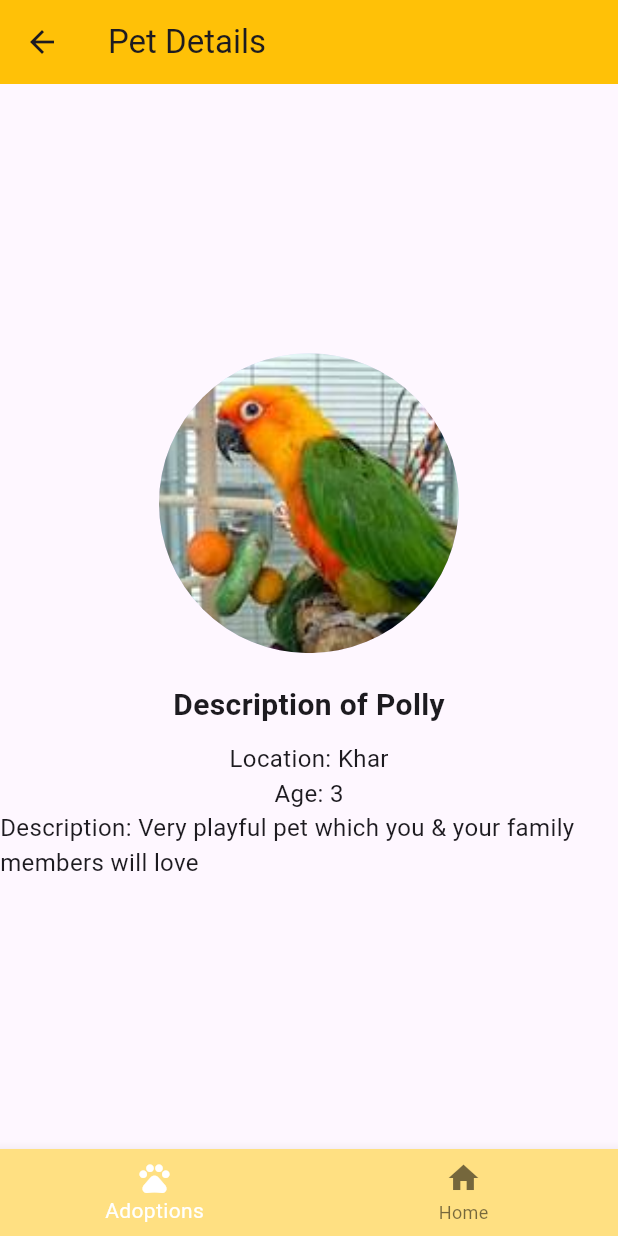
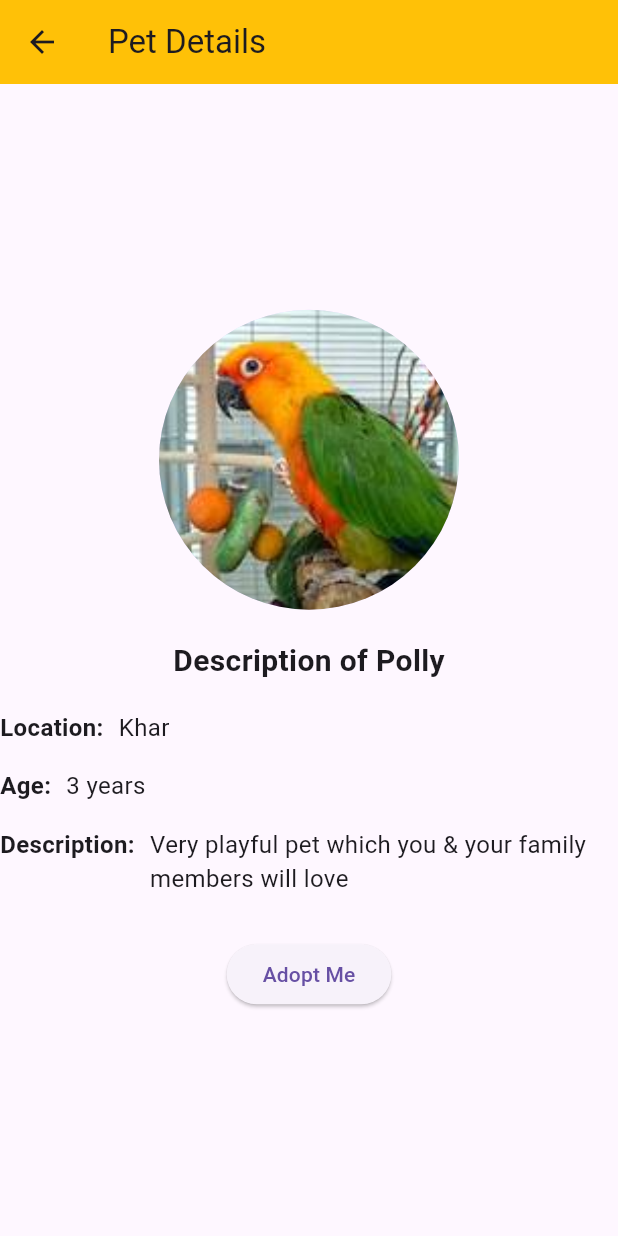
Before and after one commit to lhaseatharva/PetSync, a Flutter app: the screen it shows after launch, after a tap on "Dog", after a tap on "Parrot", after a tap on "Polly", on a phone screen of 412 x 824 dp. Run offline on Flutter 3.47's test engine with Material 3 defaults, Android fonts, the phone set to English and light mode, and no system bars.

```diff
--- a/lib/Pet.dart
+++ b/lib/Pet.dart
@@ -4,10 +4,13 @@ class Pet {
   final int age;
   final String description;
 
+  bool adopted;
+
   Pet({
     required this.name,
     required this.location,
     required this.age,
     required this.description,
+    required this.adopted
   });
 }
--- a/lib/detailsPage.dart
+++ b/lib/detailsPage.dart
@@ -1,35 +1,24 @@
 import 'package:flutter/material.dart';
-import 'package:petsync/Pet.dart'; // Import the Pet class from the correct location
-import 'package:petsync/historyPage.dart';
-import 'package:petsync/home.dart';
+import 'package:petsync/Pet.dart';
 import 'package:petsync/pets_data.dart';
 
 class DetailsPage extends StatefulWidget {
-  const DetailsPage({Key? key, required this.petName}) : super(key: key);
+  const DetailsPage({Key? key, required this.petName, required this.onAdopted}) : super(key: key);
 
   final String petName;
+  final Function(String, bool) onAdopted;
 
   @override
-  _DetailsPageState createState() => _DetailsPageState();
+  State<DetailsPage> createState() => _DetailsPageState();
 }
 
 class _DetailsPageState extends State<DetailsPage> {
-  late Pet pet; // Declare pet as late to be initialized later
-
-  int _selectedIndex = 0;
+  Pet? _pet;
 
   @override
   void initState() {
     super.initState();
-    // Initialize the pet object based on its name
-    pet = _findPet(widget.petName);
-  }
-
-  // Method to find the pet based on its name
-  Pet _findPet(String petName) {
-    // Example implementation; replace it with your logic to find the pet object
-    // based on its name from the list of pets
-    return pets.firstWhere((pet) => pet.name == petName);
+    _pet = _findPet(widget.petName);
   }
 
   @override
@@ -65,64 +54,61 @@ class _DetailsPageState extends State<DetailsPage> {
                 ),
               ),
               const SizedBox(height: 10),
-              Text(
-                'Location: ${pet.location}', // Access the pet's location property
-                style: const TextStyle(
-                  fontSize: 16,
-                ),
-              ),
-              Text(
-                'Age: ${pet.age}', // Access the pet's age property
-                style: const TextStyle(
-                  fontSize: 16,
-                ),
-              ),
-              Text(
-                'Description: ${pet.description}', // Access the pet's vaccination status property
-                style: const TextStyle(
-                  fontSize: 16,
-                ),
+              _buildDetailRow('Location:', _pet!.location),
+              _buildDetailRow('Age:', '${_pet!.age} years'),
+              _buildDetailRow('Description:', _pet!.description),
+              const SizedBox(height: 20),
+              ElevatedButton(
+                onPressed: () {
+                  _adoptPet(context);
+                },
+                child: const Text('Adopt Me'),
               ),
             ],
           ),
         ),
       ),
-      bottomNavigationBar: BottomNavigationBar(
-        backgroundColor: Colors.amber.shade200,
-        items: const <BottomNavigationBarItem>[
-          BottomNavigationBarItem(
-            icon: Icon(Icons.pets),
-            label: 'Adoptions',
+    );
+  }
+
+  Widget _buildDetailRow(String title, String value) {
+    return Padding(
+      padding: const EdgeInsets.symmetric(vertical: 8.0),
+      child: Row(
+        mainAxisAlignment: MainAxisAlignment.start,
+        crossAxisAlignment: CrossAxisAlignment.start,
+        children: [
+          Text(
+            title,
+            style: const TextStyle(
+              fontSize: 16,
+              fontWeight: FontWeight.bold,
+            ),
           ),
-          BottomNavigationBarItem(
-            icon: Icon(Icons.home),
-            label: 'Home',
+          const SizedBox(width: 10),
+          Expanded(
+            child: Text(
+              value,
+              style: const TextStyle(fontSize: 16),
+            ),
           ),
         ],
-        currentIndex: _selectedIndex,
-        selectedItemColor: Colors.white,
-        onTap: _onItemTapped,
       ),
     );
   }
 
-  void _onItemTapped(int index) {
-    setState(() {
-      _selectedIndex = index;
-      switch (index) {
-        case 0:
-          Navigator.pushReplacement(
-            context,
-            MaterialPageRoute(builder: (context) => const HistoryPage()),
-          );
-          break;
-        case 1:
-          Navigator.pushReplacement(
-            context,
-            MaterialPageRoute(builder: (context) => const HomePage()),
-          );
-          break;
-      }
-    });
+  Pet _findPet(String petName) {
+    return pets.firstWhere((pet) => pet.name == petName);
+  }
+
+  void _adoptPet(BuildContext context) {
+    // Mark the pet as adopted
+    _pet!.adopted = true;
+
+    // Notify the home page that the pet has been adopted
+    widget.onAdopted(widget.petName, true);
+
+    // Navigate back to the home page
+    Navigator.pop(context);
   }
 }
--- a/lib/home.dart
+++ b/lib/home.dart
@@ -1,4 +1,3 @@
-// HomePage
 import 'package:flutter/material.dart';
 import 'package:petsync/detailsPage.dart';
 import 'package:petsync/historyPage.dart';
@@ -18,7 +17,20 @@ class _HomePageState extends State<HomePage> {
     // Add more categories as needed
   };
 
+  late Map<String, bool> adoptedPets;
   int _selectedIndex = 0;
+
+  @override
+  void initState() {
+    super.initState();
+    // Initialize the adoptedPets map with all pets set to false (not adopted)
+    adoptedPets = {};
+    petCategories.values.forEach((petList) {
+      petList.forEach((petName) {
+        adoptedPets[petName] = false;
+      });
+    });
+  }
 
   @override
   Widget build(BuildContext context) {
@@ -51,7 +63,8 @@ class _HomePageState extends State<HomePage> {
               itemCount: petCategories.values.elementAt(_selectedIndex).length,
               itemBuilder: (context, index) {
                 final petName = petCategories.values.elementAt(_selectedIndex)[index];
-                return _buildPetCard(petName);
+                final isAdopted = adoptedPets[petName] ?? false;
+                return _buildPetCard(petName, isAdopted);
               },
             ),
           ),
@@ -69,14 +82,9 @@ class _HomePageState extends State<HomePage> {
     );
   }
 
-  Widget _buildPetCard(String petName) {
+  Widget _buildPetCard(String petName, bool isAdopted) {
     return InkWell(
-      onTap: () {
-        Navigator.push(
-          context,
-          MaterialPageRoute(builder: (context) => DetailsPage(petName: petName)),
-        );
-      },
+      onTap: isAdopted ? null : () => _navigateToDetailsPage(petName),
       child: Hero(
         tag: petName,
         child: Card(
@@ -84,7 +92,8 @@ class _HomePageState extends State<HomePage> {
           shape: RoundedRectangleBorder(
             borderRadius: BorderRadius.circular(16.0),
           ),
-          elevation: 4.0,
+          elevation: isAdopted ? 0.0 : 4.0, // Set elevation to 0 if pet is adopted
+          color: isAdopted ? Colors.grey : null, // Grey out the card if pet is adopted
           child: Padding(
             padding: const EdgeInsets.all(8.0),
             child: Row(
@@ -110,4 +119,17 @@ class _HomePageState extends State<HomePage> {
       ),
     );
   }
+
+  void _navigateToDetailsPage(String petName) {
+    Navigator.push(
+      context,
+      MaterialPageRoute(builder: (context) => DetailsPage(petName: petName, onAdopted: _updateAdoptedStatus)),
+    );
+  }
+
+  void _updateAdoptedStatus(String petName, bool isAdopted) {
+    setState(() {
+      adoptedPets[petName] = isAdopted;
+    });
+  }
 }
--- a/lib/pets_data.dart
+++ b/lib/pets_data.dart
@@ -1,14 +1,14 @@
 import 'package:petsync/Pet.dart';
 
 List<Pet> pets = [
-  Pet(name: 'Fluffy', location: 'Navi Mumbai', age: 2, description:'Very playful pet which you & your family members will love' ),
-  Pet(name: 'Whiskers', location: 'Borivali', age: 3, description:'Very playful pet which you & your family members will love' ),
-  Pet(name: 'Mittens', location: 'Pune', age: 1, description: 'Very playful pet which you & your family members will love'),
-  Pet(name: 'Fido', location: 'Saki Naka', age: 1, description: 'Very playful pet which you & your family members will love'),
-  Pet(name: 'Rex', location: 'Ghatkopar', age: 2, description: 'Very playful pet which you & your family members will love'),
-  Pet(name: 'Buddy', location: 'Bandra', age: 3, description: 'Very playful pet which you & your family members will love'),
-  Pet(name: 'Polly', location: 'Khar', age: 3, description: 'Very playful pet which you & your family members will love'),
-  Pet(name: 'Charlie', location: 'Vile Parle', age: 1, description: 'Very playful pet which you & your family members will love'),
-  Pet(name: 'Rio', location: 'Santa Cruz', age: 2, description: 'Very playful pet which you & your family members will love'),
+  Pet(name: 'Fluffy', location: 'Navi Mumbai', age: 2, description:'Very playful pet which you & your family members will love', adopted: false ),
+  Pet(name: 'Whiskers', location: 'Borivali', age: 3, description:'Very playful pet which you & your family members will love',adopted: false ),
+  Pet(name: 'Mittens', location: 'Pune', age: 1, description: 'Very playful pet which you & your family members will love',adopted: false),
+  Pet(name: 'Fido', location: 'Saki Naka', age: 1, description: 'Very playful pet which you & your family members will love',adopted: false),
+  Pet(name: 'Rex', location: 'Ghatkopar', age: 2, description: 'Very playful pet which you & your family members will love',adopted: false),
+  Pet(name: 'Buddy', location: 'Bandra', age: 3, description: 'Very playful pet which you & your family members will love',adopted: false),
+  Pet(name: 'Polly', location: 'Khar', age: 3, description: 'Very playful pet which you & your family members will love',adopted: false),
+  Pet(name: 'Charlie', location: 'Vile Parle', age: 1, description: 'Very playful pet which you & your family members will love',adopted: false),
+  Pet(name: 'Rio', location: 'Santa Cruz', age: 2, description: 'Very playful pet which you & your family members will love',adopted: false),
   // Add more pets as needed
 ];
```
